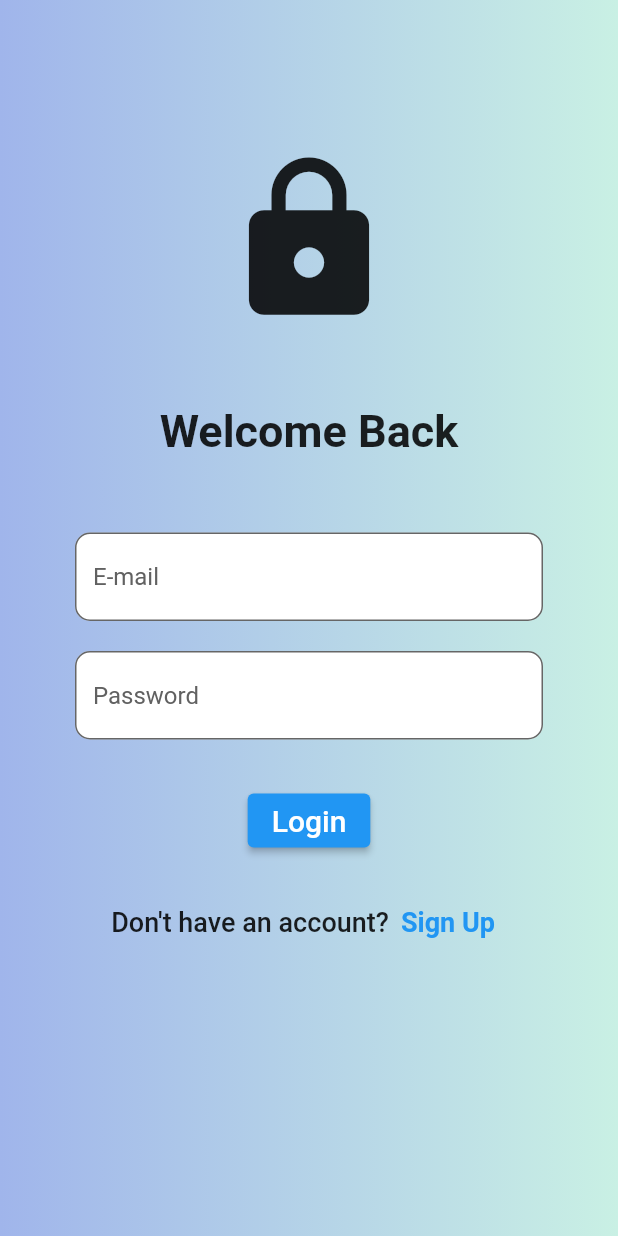
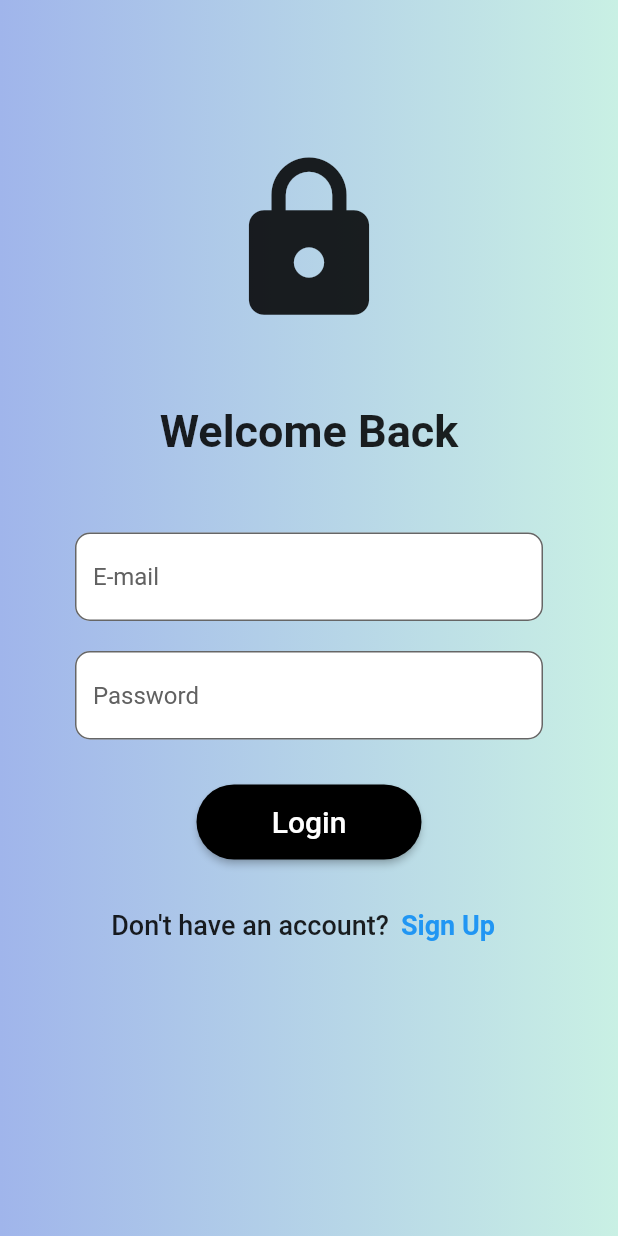
Before and after one commit to Raghav-2104/chat-app, a Flutter app: the screen it shows after launch, on a phone screen of 412 x 824 dp. Run offline on Flutter 3.47's test engine with Material 2 defaults, Android fonts, the phone set to English and light mode, and no system bars; our stand-ins replace cloud_firestore, firebase_auth, firebase_core; accounts and stored records are empty.

Commit message:
Solved the button style error

```diff
--- a/lib/Widgets/button.dart
+++ b/lib/Widgets/button.dart
@@ -9,13 +9,13 @@ class MyButton extends StatelessWidget {
   Widget build(BuildContext context) {
     return ElevatedButton(
       onPressed: onTap,
-      // style: ElevatedButton.styleFrom(
-      //   minimumSize: const Size(150, 50),
-      //   shape: RoundedRectangleBorder(
-      //     borderRadius: BorderRadius.circular(30),
-      //   ),
-      //   backgroundColor: Colors.black,
-      // ),
+      style: ElevatedButton.styleFrom(
+        minimumSize: const Size(150, 50),
+        shape: RoundedRectangleBorder(
+          borderRadius: BorderRadius.circular(30),
+        ),
+        backgroundColor: Colors.black,
+      ),
       child:Text(
         text,
         style: const TextStyle(fontSize: 20),
```
